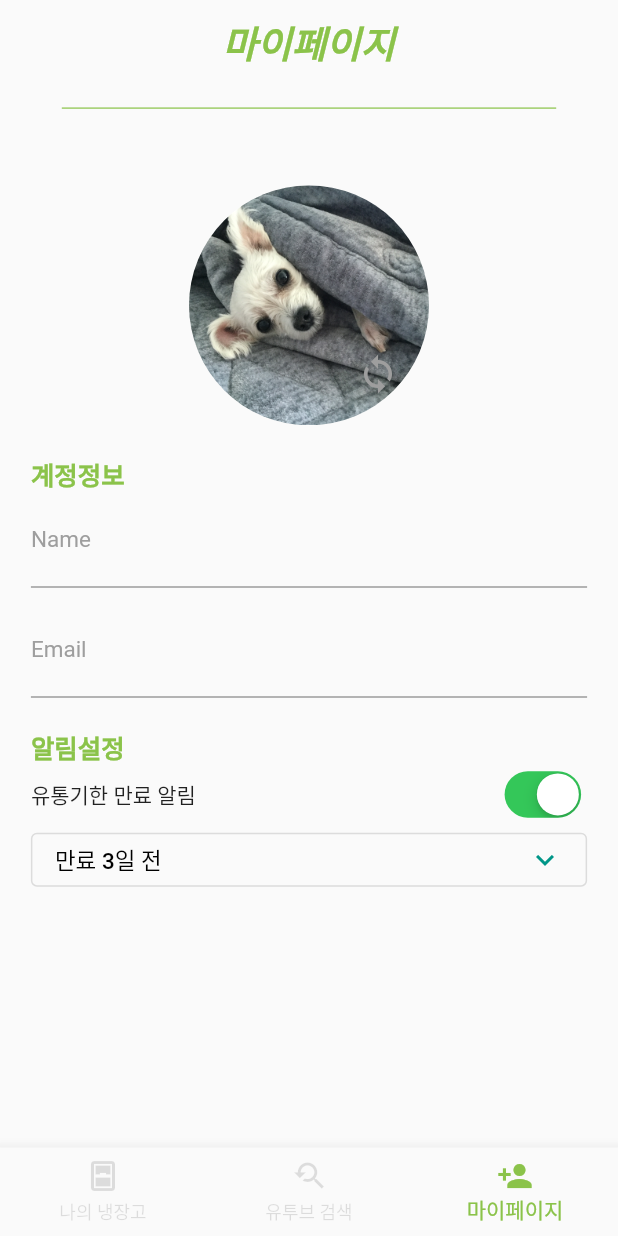
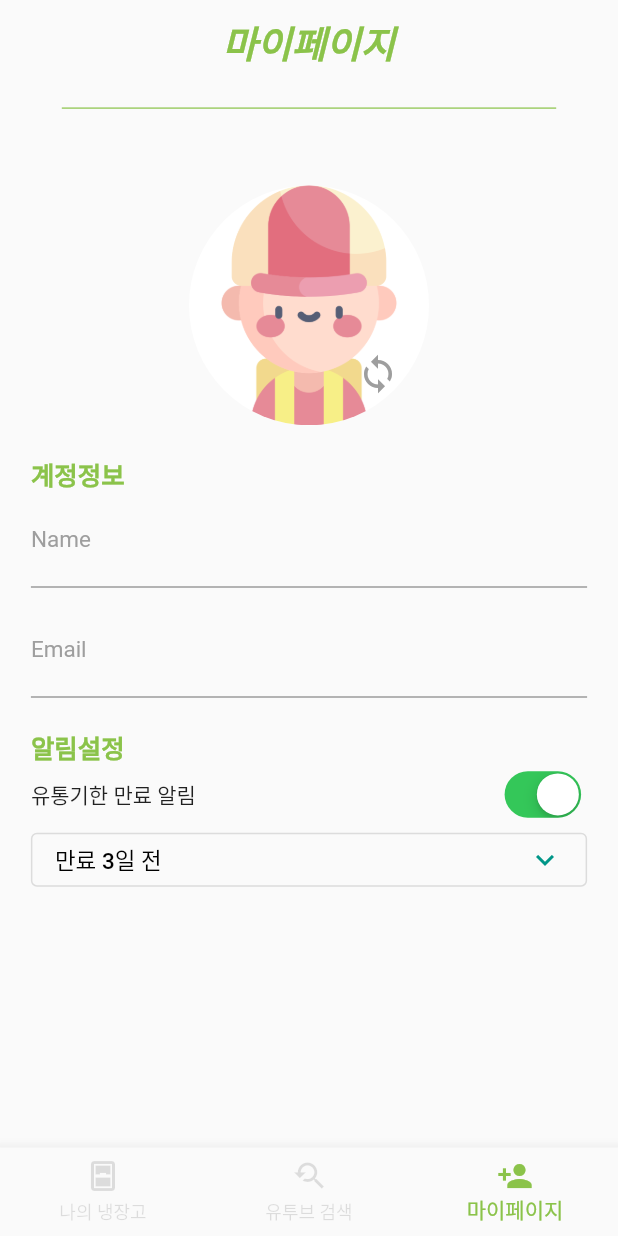
Before and after one commit to smartcow99/Refrigerator-application-incorporating-AI-computer-vision, a Flutter app: the screen it shows after launch, item 3 of the bottom bar chosen, after a tap on the "sync" icon, on a phone screen of 412 x 824 dp. Run offline on Flutter 3.47's test engine with Material 2 defaults, Android fonts, the phone set to English and light mode, and no system bars; our stand-ins replace date_format, flutter_local_notifications, image_picker, permission_handler, shared_preferences, timezone and 1 more; missing offline and left inert: tflite; accounts and stored records are empty; network calls fail.

Commit message:
프로필 사진 등록

```diff
--- a/lib/my_info.dart
+++ b/lib/my_info.dart
@@ -15,7 +15,7 @@ class MyInfo extends StatefulWidget {
 }
 
 class _MyInfoState extends State<MyInfo> {
-  static String _profileImage = "images/profileDefault.png";
+  static String _profileImage = "images/profile1.png";
   final _alarmCycleList = List.generate(10, (i) => i);
   // textform을 컨트롤 하기 위한 변수
   final _formkey = GlobalKey<FormState>();
@@ -310,7 +310,7 @@ class _MyInfoState extends State<MyInfo> {
                 return InkWell(
                     onTap: () {
                       print("click");
-                      profileSelect = (profileSelect + 1) % 4;
+                      profileSelect = (profileSelect + 1) % 9;
                       setState(() {
                         setProfile();
                       });
@@ -329,12 +329,22 @@ class _MyInfoState extends State<MyInfo> {
 
   void setProfile() {
     if (profileSelect == 0)
-      _profileImage = "images/profileDefault.png";
+      _profileImage = "images/profile0.png";
     else if (profileSelect == 1)
-      _profileImage = "images/mint1.jpeg";
+      _profileImage = "images/profile1.png";
     else if (profileSelect == 2)
-      _profileImage = "images/mint2.jpeg";
-    else if (profileSelect == 3) _profileImage = "images/mint3.jpeg";
+      _profileImage = "images/profile2.png";
+    else if (profileSelect == 3)
+      _profileImage = "images/profile3.png";
+    else if (profileSelect == 4)
+      _profileImage = "images/profile4.png";
+    else if (profileSelect == 5)
+      _profileImage = "images/profile5.png";
+    else if (profileSelect == 6)
+      _profileImage = "images/profile6.png";
+    else if (profileSelect == 7)
+      _profileImage = "images/profile7.png";
+    else if (profileSelect == 8) _profileImage = "images/profile8.png";
   }
 
   _saveProfileData() async {
```
Also changed, not shown: images/mint1.jpeg (deleted), images/mint2.jpeg (deleted), images/mint3.jpeg (deleted), images/profile0.png (added), images/profile1.png (added), images/profile2.png (added), images/profile3.png (added), images/profile4.png (added), images/profile5.png (added), images/profile6.png (added), images/profile7.png (added), images/profile8.png (added), images/profileDefault.png (deleted).
